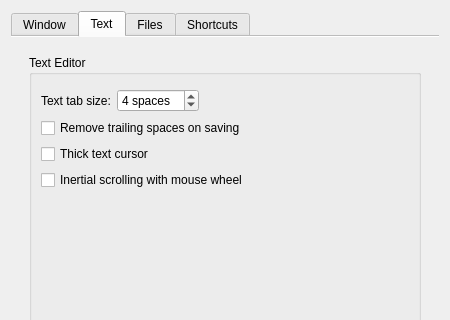
tembun/fpad, file featherpad/prefDialog.ui: the form before one commit; both pictures show x 0 to 450 and y 0 to 320 of the 450 by 530 pixel window.
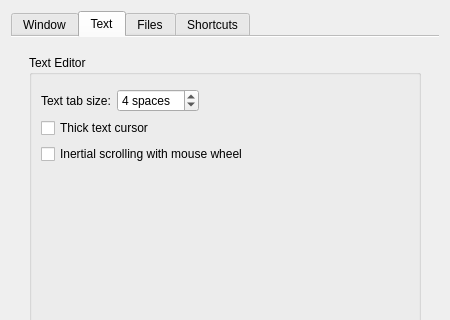
The form after the commit. The open tabs and pages were chosen to show the change. Icons and pictures are not drawn.

Commit message: remove trailing spaces setting

```diff
--- a/featherpad/prefDialog.ui
+++ b/featherpad/prefDialog.ui
@@ -446,13 +446,6 @@
                 </item>
                </layout>
               </item>
-              <item>
-               <widget class="QCheckBox" name="trailingSpacesBox">
-                <property name="text">
-                 <string>Remove trailing spaces on saving</string>
-                </property>
-               </widget>
-              </item>
               <item>
                <widget class="QCheckBox" name="thickCursorBox">
                 <property name="text">
```
The commit also changes 4 other files.
